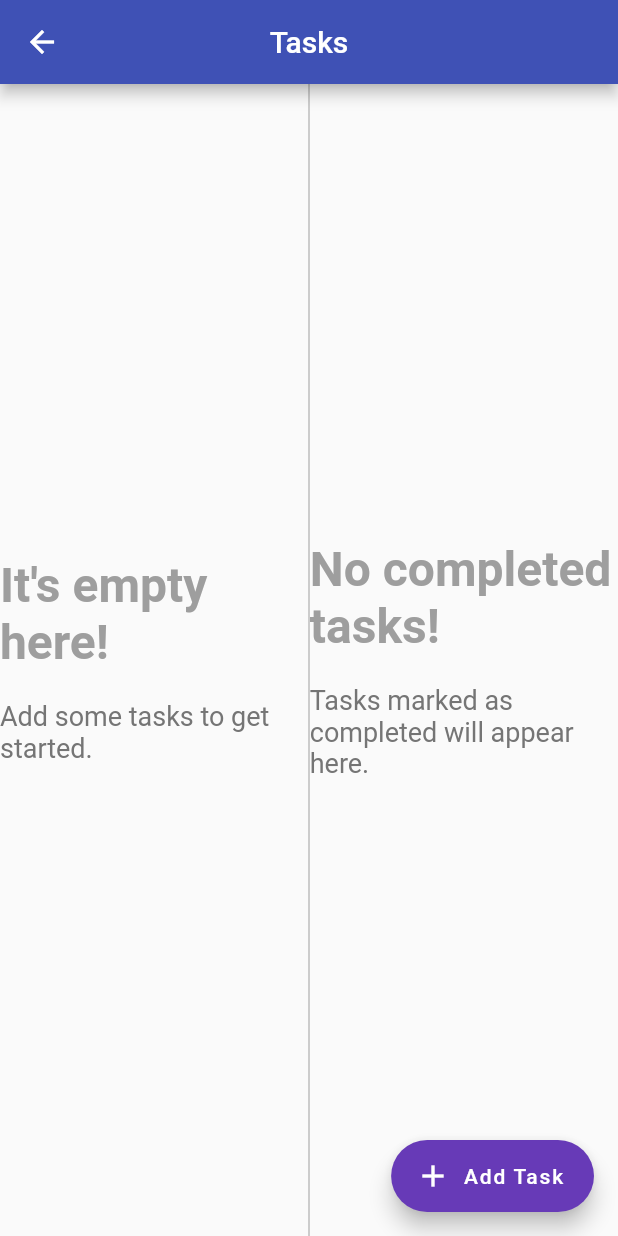
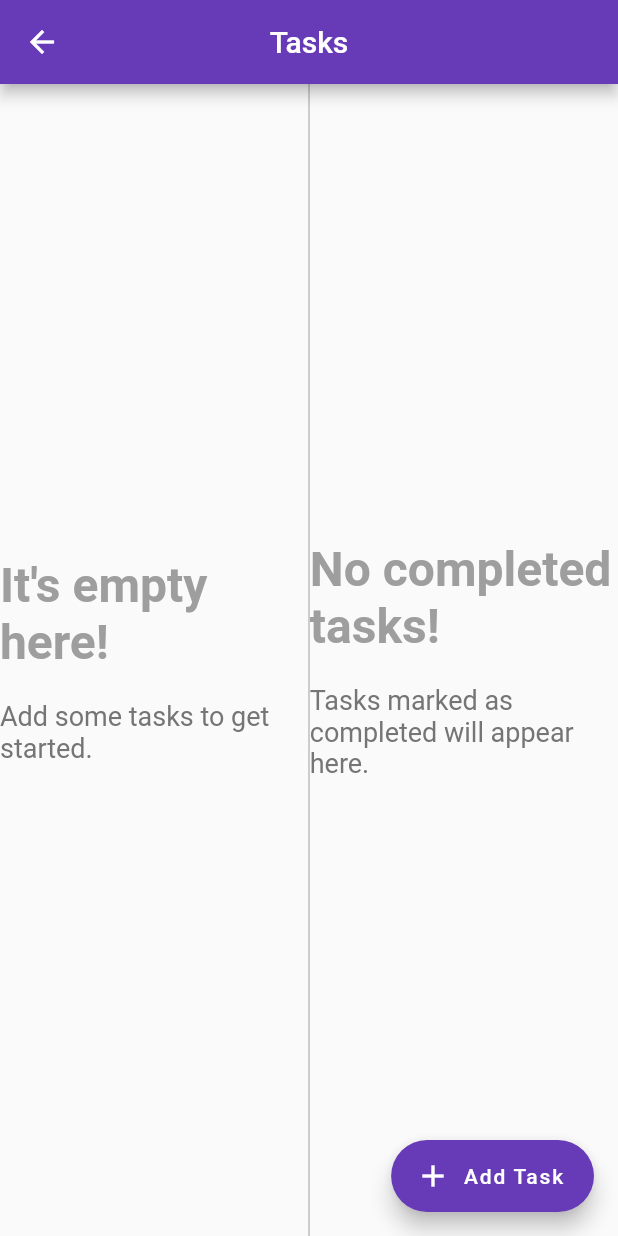
Before and after one commit to yalsaffar/ToDo_Flutter, a Flutter app: the WideLayout screen opened directly with empty values, on a phone screen of 412 x 824 dp. Run offline on Flutter 3.47's test engine with Material 2 defaults, Android fonts, the phone set to English and light mode, and no system bars; drawn by our look-alikes of animated_text_kit; our stand-ins replace lottie.

Commit message:
color change

```diff
--- a/lib/main.dart
+++ b/lib/main.dart
@@ -213,7 +213,7 @@ class WideLayout extends StatelessWidget {
     return Scaffold(
       appBar: AppBar(
         title: const Text('Tasks'),
-        backgroundColor: Colors.indigo,
+        backgroundColor: Colors.deepPurple,
         centerTitle: true,
       ),
       body: Row(
```
